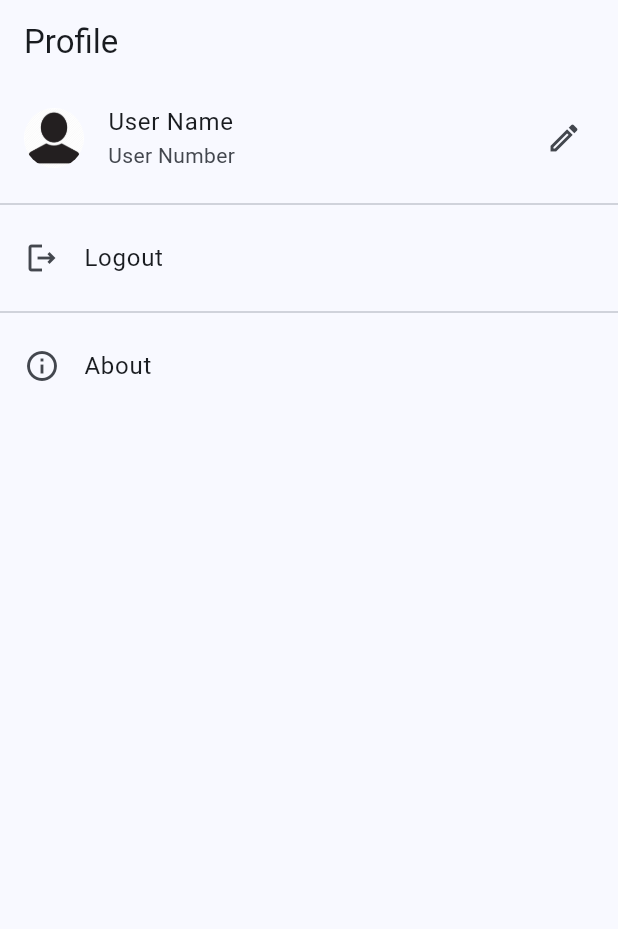
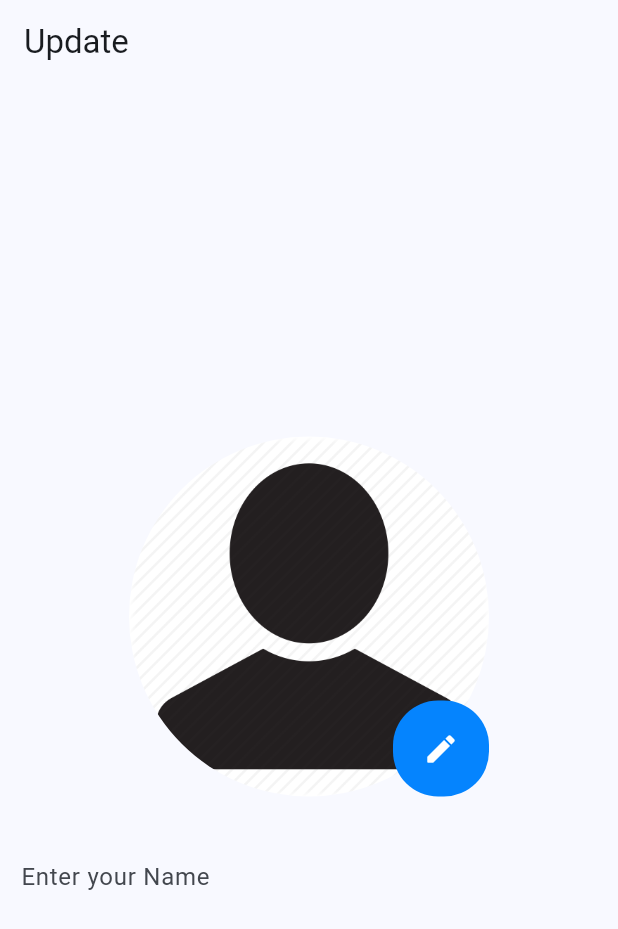
Before and after one commit to params19/livecom, a Flutter app: the screen it shows after launch, on a phone screen of 412 x 824 dp. Shown: the top 929 px of the screen. Run offline on Flutter 3.47's test engine with Material 3 defaults, Android fonts, the phone set to English and light mode, and no system bars; our stand-ins replace cached_network_image, country_code_picker, flutter_local_notifications.

Commit message:
Add UpdateProfilePage and integrate navigation from ProfilePage

```diff
--- a/lib/main.dart
+++ b/lib/main.dart
@@ -4,6 +4,7 @@ import 'package:livecom/pages/home_page.dart';
 import 'package:livecom/pages/login_page.dart';
 import 'package:livecom/pages/profile_page.dart';
 import 'package:livecom/pages/splashscreen.dart';
+import 'package:livecom/pages/update_profile_page.dart';
 
 void main() {
   runApp(const MyApp());
@@ -23,12 +24,13 @@ class MyApp extends StatelessWidget {
         useMaterial3: true,
       ),
       routes: {
-        '/': (context) => ProfilePage(),
+        '/': (context) => UpadteProfilePage(),
         "/splash": (context) => const SplashScreen(),
         "/home": (context) => const HomePage(),
         "/login": (context) => LoginPage(),
         "/chat": (context) => ChatPage(),
         "/profile": (context) => ProfilePage(),
+        "/update_profile": (context) => UpadteProfilePage(),
       },
     );
   }
--- a/lib/pages/profile_page.dart
+++ b/lib/pages/profile_page.dart
@@ -18,7 +18,9 @@ class _ProfilePageState extends State<ProfilePage> {
       body: ListView(
         children: [
           ListTile(
-            onTap: () {},
+            onTap: () {
+              Navigator.pushNamed(context, "/update_profile");
+            },
             leading: CircleAvatar(
               backgroundImage: AssetImage("assets/user.png"),
               backgroundColor: Colors.white,
--- /dev/null
+++ b/lib/pages/update_profile_page.dart
@@ -0,0 +1,64 @@
+import 'package:flutter/material.dart';
+import 'package:livecom/constants/color.dart';
+
+class UpadteProfilePage extends StatefulWidget {
+  const UpadteProfilePage({super.key});
+
+  @override
+  State<UpadteProfilePage> createState() => _UpadteProfilePageState();
+}
+
+class _UpadteProfilePageState extends State<UpadteProfilePage> {
+  @override
+  Widget build(BuildContext context) {
+    return Scaffold(
+      appBar: AppBar(
+        title: Text("Update"),
+      ),
+      body: Column(
+          mainAxisAlignment: MainAxisAlignment.center,
+          crossAxisAlignment: CrossAxisAlignment.center,
+          children: [
+            SizedBox(
+              height: 30,
+            ),
+            Stack(
+              children: [
+                CircleAvatar(
+                  radius: 120,
+                  backgroundImage:
+                      Image(image: AssetImage("assets/user.png")).image,
+                  backgroundColor: Colors.white,
+                ),
+                Positioned(
+                    bottom: 0,
+                    right: 0,
+                    child: Container(
+                      padding: EdgeInsets.all(20),
+                      decoration: BoxDecoration(
+                        color: primary_blue,
+                        borderRadius: BorderRadius.circular(30),
+                      ),
+                      child: Icon(
+                        Icons.edit_rounded,
+                        color: Colors.white,
+                      ),
+                    ))
+              ],
+            ),
+            SizedBox(
+              height: 20,
+            ),
+            Container(
+              margin: EdgeInsets.all(6),
+              padding: EdgeInsets.symmetric(horizontal: 8, vertical: 4),
+              child: Expanded(
+                  child: TextFormField(
+                decoration: InputDecoration(
+                    border: InputBorder.none, hintText: "Enter your Name"),
+              )),
+            )
+          ]),
+    );
+  }
+}
```
